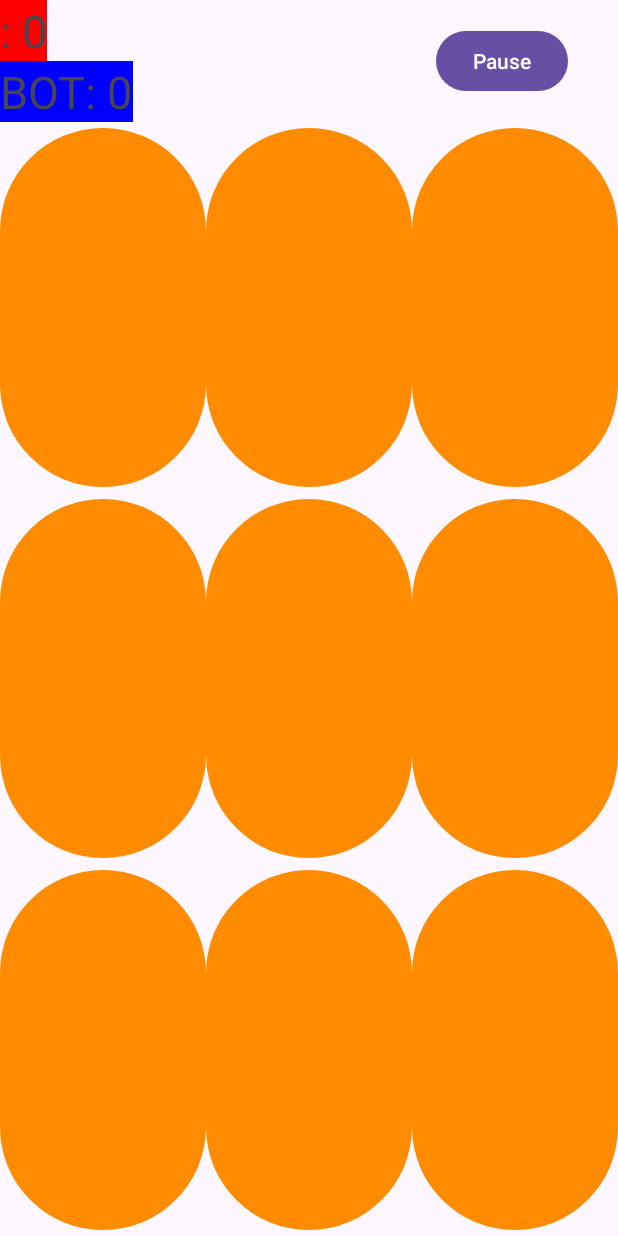
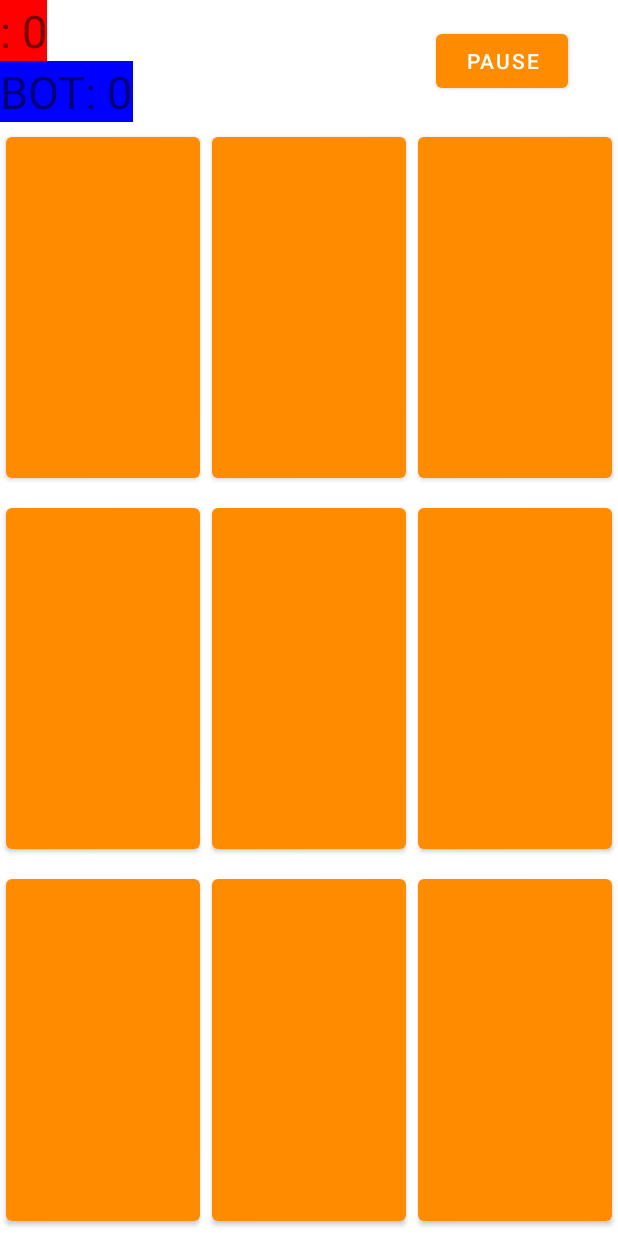
Before and after one commit to Armaan4477/TicTacToe, an Android app: the screen it shows after launch (MainActivity), after a tap on "START GAME", on a phone screen of 412 x 824 dp. Run offline under Robolectric (Android 15) with nearby library versions, the phone set to English and light mode, and no system bars.

Commit message:
bug fixes
theme bug fix and logo button link fix

```diff
--- a/app/build.gradle.kts
+++ b/app/build.gradle.kts
@@ -12,7 +12,7 @@ android {
         //noinspection EditedTargetSdkVersion
         targetSdk = 35
         versionCode = 1
-        versionName = "9.4.2"
+        versionName = "9.5"
 
         testInstrumentationRunner = "androidx.test.runner.AndroidJUnitRunner"
     }
--- a/app/src/main/AndroidManifest.xml
+++ b/app/src/main/AndroidManifest.xml
@@ -8,7 +8,7 @@
         android:icon="@mipmap/ic_launcher"
         android:label="TicTacToe"
         android:supportsRtl="true"
-        android:theme="@style/Theme.TTT3"
+        android:theme="@style/Theme.TicTacToe"
         tools:targetApi="35">
 
         <activity
--- a/app/src/main/java/com/mpan/ttt3/MainActivity.java
+++ b/app/src/main/java/com/mpan/ttt3/MainActivity.java
@@ -172,15 +172,17 @@ public class MainActivity extends AppCompatActivity implements View.OnClickListe
 
         if (player1Turn) {
             ((Button) v).setText("X");
-            v.setBackgroundColor(Color.RED);
+            ((Button) v).setBackgroundColor(Color.RED);
             textViewPlayer1.setBackgroundColor(Color.parseColor("#FF0000"));
             textViewPlayer2.setBackgroundColor(Color.parseColor("#0000FF"));
         } else if (isTwoPlayersMode) {
             ((Button) v).setText("O");
-            v.setBackgroundColor(Color.BLUE);
+            ((Button) v).setBackgroundColor(Color.BLUE);
             textViewPlayer1.setBackgroundColor(Color.parseColor("#FF0000"));
             textViewPlayer2.setBackgroundColor(Color.parseColor("#0000FF"));
         } else {
+            ((Button) v).setText("X");
+            ((Button) v).setBackgroundColor(Color.RED);
             v.setEnabled(false);
             new Handler(Looper.getMainLooper()).postDelayed(new Runnable() {
                 @Override
--- a/app/src/main/res/layout/activity_main.xml
+++ b/app/src/main/res/layout/activity_main.xml
@@ -81,6 +81,7 @@
 
         <Button
             android:id="@+id/button_00"
+            style="@style/GameButtonStyle"
             android:layout_width="0dp"
             android:layout_height="match_parent"
             android:layout_weight="1"
@@ -91,6 +92,7 @@
 
         <Button
             android:id="@+id/button_01"
+            style="@style/GameButtonStyle"
             android:layout_width="0dp"
             android:layout_height="match_parent"
             android:layout_weight="1"
@@ -100,6 +102,7 @@
 
         <Button
             android:id="@+id/button_02"
+            style="@style/GameButtonStyle"
             android:layout_width="0dp"
             android:layout_height="match_parent"
             android:layout_weight="1"
@@ -116,6 +119,7 @@
 
         <Button
             android:id="@+id/button_10"
+            style="@style/GameButtonStyle"
             android:layout_width="0dp"
             android:layout_height="match_parent"
             android:layout_weight="1"
@@ -125,6 +129,7 @@
 
         <Button
             android:id="@+id/button_11"
+            style="@style/GameButtonStyle"
             android:layout_width="0dp"
             android:layout_height="match_parent"
             android:layout_weight="1"
@@ -134,6 +139,7 @@
 
         <Button
             android:id="@+id/button_12"
+            style="@style/GameButtonStyle"
             android:layout_width="0dp"
             android:layout_height="match_parent"
             android:layout_weight="1"
@@ -151,6 +157,7 @@
 
         <Button
             android:id="@+id/button_20"
+            style="@style/GameButtonStyle"
             android:layout_width="0dp"
             android:layout_height="match_parent"
             android:layout_weight="1"
@@ -160,6 +167,7 @@
 
         <Button
             android:id="@+id/button_21"
+            style="@style/GameButtonStyle"
             android:layout_width="0dp"
             android:layout_height="match_parent"
             android:layout_weight="1"
@@ -169,6 +177,7 @@
 
         <Button
             android:id="@+id/button_22"
+            style="@style/GameButtonStyle"
             android:layout_width="0dp"
             android:layout_height="match_parent"
             android:layout_weight="1"
--- a/app/src/main/res/values-night/themes.xml
+++ b/app/src/main/res/values-night/themes.xml
@@ -4,4 +4,20 @@
         <!-- Customize your dark theme here. -->
         <!-- <item name="colorPrimary">@color/my_dark_primary</item> -->
     </style>
+    <!-- Base application theme for dark theme -->
+    <style name="Theme.TicTacToe" parent="Theme.MaterialComponents.DayNight.NoActionBar">
+        <!-- Primary brand color -->
+        <item name="colorPrimary">@color/orange</item>
+        <item name="colorPrimaryVariant">@color/black</item>
+        <item name="colorOnPrimary">@color/white</item>
+        <!-- Secondary brand color -->
+        <item name="colorSecondary">@color/red</item>
+        <item name="colorSecondaryVariant">@color/blue</item>
+        <item name="colorOnSecondary">@color/black</item>
+        <!-- Status bar color -->
+        <item name="android:statusBarColor">@color/black</item>
+        <item name="android:windowLightStatusBar">false</item>
+        <!-- Other customizations -->
+        <item name="android:navigationBarColor">@color/black</item>
+    </style>
 </resources>
--- a/app/src/main/res/values/colors.xml
+++ b/app/src/main/res/values/colors.xml
@@ -2,4 +2,7 @@
 <resources>
     <color name="black">#FF000000</color>
     <color name="white">#FFFFFFFF</color>
+    <color name="orange">#FFFF8C00</color>
+    <color name="red">#FFFF0000</color>
+    <color name="blue">#FF0000FF</color>
 </resources>
--- a/app/src/main/res/values/themes.xml
+++ b/app/src/main/res/values/themes.xml
@@ -6,4 +6,32 @@
     </style>
 
     <style name="Theme.TTT3" parent="Base.Theme.TTT3" />
+
+    <!-- Base application theme -->
+    <style name="Theme.TicTacToe" parent="Theme.MaterialComponents.DayNight.NoActionBar">
+        <!-- Primary brand color -->
+        <item name="colorPrimary">@color/orange</item>
+        <item name="colorPrimaryVariant">@color/black</item>
+        <item name="colorOnPrimary">@color/white</item>
+        <!-- Secondary brand color -->
+        <item name="colorSecondary">@color/red</item>
+        <item name="colorSecondaryVariant">@color/blue</item>
+        <item name="colorOnSecondary">@color/black</item>
+        <!-- Status bar color -->
+        <item name="android:statusBarColor">@color/black</item>
+        <item name="android:windowLightStatusBar">false</item>
+        <!-- Other customizations -->
+        <item name="android:navigationBarColor">@color/black</item>
+        <!-- Don't override the button style here -->
+    </style>
+
+    <!-- Custom style for game buttons that allows background color changes -->
+    <style name="GameButtonStyle" parent="Widget.MaterialComponents.Button">
+        <item name="android:backgroundTint">@null</item>
+        <item name="backgroundTint">@null</item>
+        <item name="android:textColor">@android:color/white</item>
+        <item name="android:textStyle">bold</item>
+        <item name="android:layout_margin">4dp</item>
+        <item name="android:textSize">40sp</item>
+    </style>
 </resources>
```
Also changed, not shown: app/src/main/java/com/mpan/ttt3/GameOptionsActivity.java (+16 -0 lines), app/src/main/res/drawable/orange_button_background.xml (added, +7 -0 lines), app/src/main/res/drawable/oval_button_background.xml (added, +7 -0 lines).
